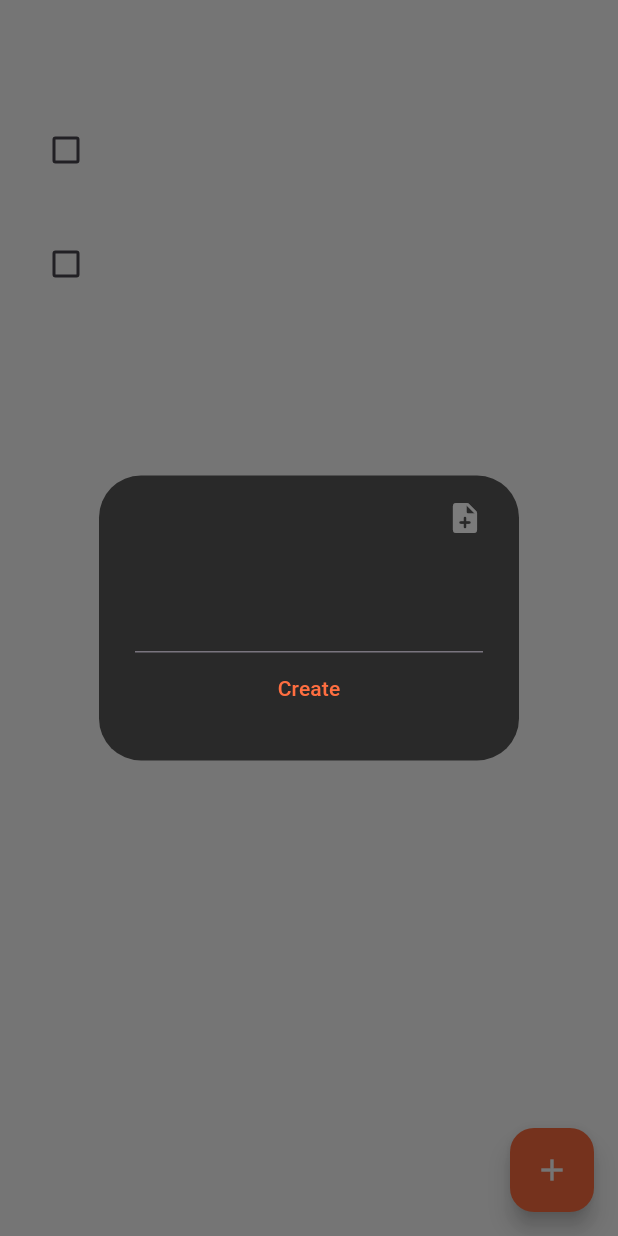
After one commit to zorncbllr/flutter_todo_crud_practice, a Flutter app: the screen it shows after launch, after a tap on the "add" icon, on a phone screen of 412 x 824 dp. The commit adds this screen. Run offline on Flutter 3.47's test engine with Material 3 defaults, Android fonts, the phone set to English and light mode, and no system bars.

Commit message:
updated add note

```diff
--- a/lib/pages/home.dart
+++ b/lib/pages/home.dart
@@ -1,5 +1,5 @@
 import 'package:flutter/material.dart';
-import 'package:flutter_todo_crud_practice/utils/input-bar.dart';
+import 'package:flutter_todo_crud_practice/utils/dialog_box.dart';
 import 'package:flutter_todo_crud_practice/utils/todo.dart';
 
 class Home extends StatefulWidget {
@@ -18,10 +18,20 @@ class _HomeState extends State<Home> {
   TextEditingController controller = TextEditingController();
 
   void createNewTodo() {
+    showDialog(
+      context: context,
+      builder: (context) {
+        return DialogBox(
+          controller: controller,
+          onCreate: () {
             setState(() {
               todoList.add(Todo(task: controller.text));
               controller.clear();
             });
+          },
+        );
+      },
+    );
   }
 
   @override
@@ -34,23 +44,24 @@ class _HomeState extends State<Home> {
         backgroundColor: Colors.white12,
         foregroundColor: Colors.white60,
       ),
-      body: Column(
-        children: [
+
       // todo list
-          Expanded(
+      body: Expanded(
         child: ListView.builder(
-              padding: EdgeInsets.all(8),
+          padding: EdgeInsets.all(12),
           itemCount: todoList.length,
           itemBuilder: (context, index) => todoList[index],
         ),
       ),
 
-          // textfield bar
-          InputBar(
-            controller: controller,
-            createNewTodo: createNewTodo,
-          )
-        ],
+      // add button
+      floatingActionButton: FloatingActionButton(
+        backgroundColor: Colors.deepOrangeAccent,
+        onPressed: createNewTodo,
+        child: Icon(
+          Icons.add,
+          color: Colors.white,
+        ),
       ),
     );
   }
--- /dev/null
+++ b/lib/utils/dialog_box.dart
@@ -0,0 +1,63 @@
+import 'package:flutter/material.dart';
+import 'package:flutter_todo_crud_practice/utils/todo.dart';
+
+class DialogBox extends StatefulWidget {
+  DialogBox({
+    super.key,
+    required this.controller,
+    required this.onCreate,
+  });
+
+  TextEditingController controller;
+  VoidCallback onCreate;
+
+  @override
+  State<DialogBox> createState() => _DialogBoxState();
+}
+
+class _DialogBoxState extends State<DialogBox> {
+  @override
+  Widget build(BuildContext context) {
+    return AlertDialog(
+      backgroundColor: const Color.fromARGB(255, 41, 41, 41),
+      content: SizedBox(
+        height: 150,
+        child: Column(
+          children: [
+            Row(
+              mainAxisAlignment: MainAxisAlignment.end,
+              children: [
+                Icon(
+                  Icons.note_add_rounded,
+                  color: Colors.white38,
+                ),
+              ],
+            ),
+            Expanded(child: SizedBox()),
+            TextField(
+              controller: widget.controller,
+              decoration: InputDecoration(
+                focusedBorder: UnderlineInputBorder(
+                    borderSide: BorderSide(
+                  color: const Color.fromARGB(43, 255, 109, 64),
+                )),
+              ),
+              style: TextStyle(
+                color: Colors.white,
+              ),
+            ),
+            TextButton(
+              onPressed: widget.onCreate,
+              child: Text(
+                'Create',
+                style: TextStyle(
+                  color: Colors.deepOrangeAccent,
+                ),
+              ),
+            )
+          ],
+        ),
+      ),
+    );
+  }
+}
--- a/lib/utils/todo.dart
+++ b/lib/utils/todo.dart
@@ -20,7 +20,7 @@ class _TodoState extends State<Todo> {
   @override
   Widget build(BuildContext context) {
     return Container(
-      margin: EdgeInsets.only(bottom: 8),
+      margin: EdgeInsets.only(bottom: 12),
       padding: EdgeInsets.all(8),
       decoration: BoxDecoration(
         borderRadius: BorderRadius.circular(8),
```
Also changed, not shown: lib/utils/input-bar.dart (deleted, +0 -52 lines). Lines whose indentation alone changed are shown as unchanged.
